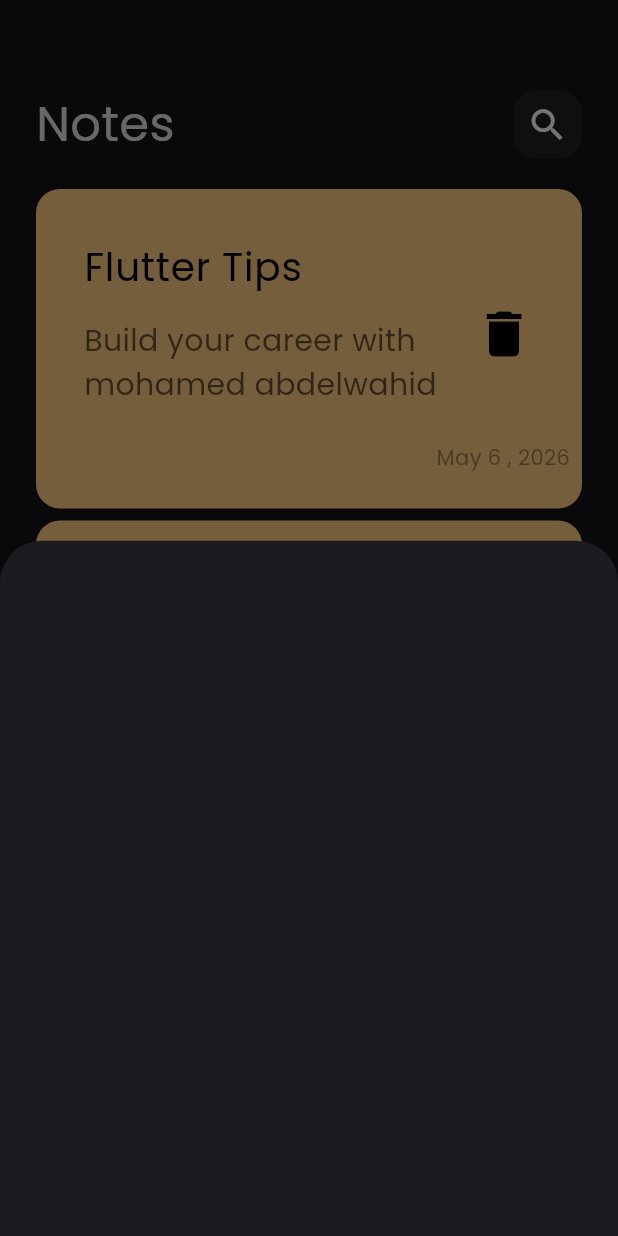
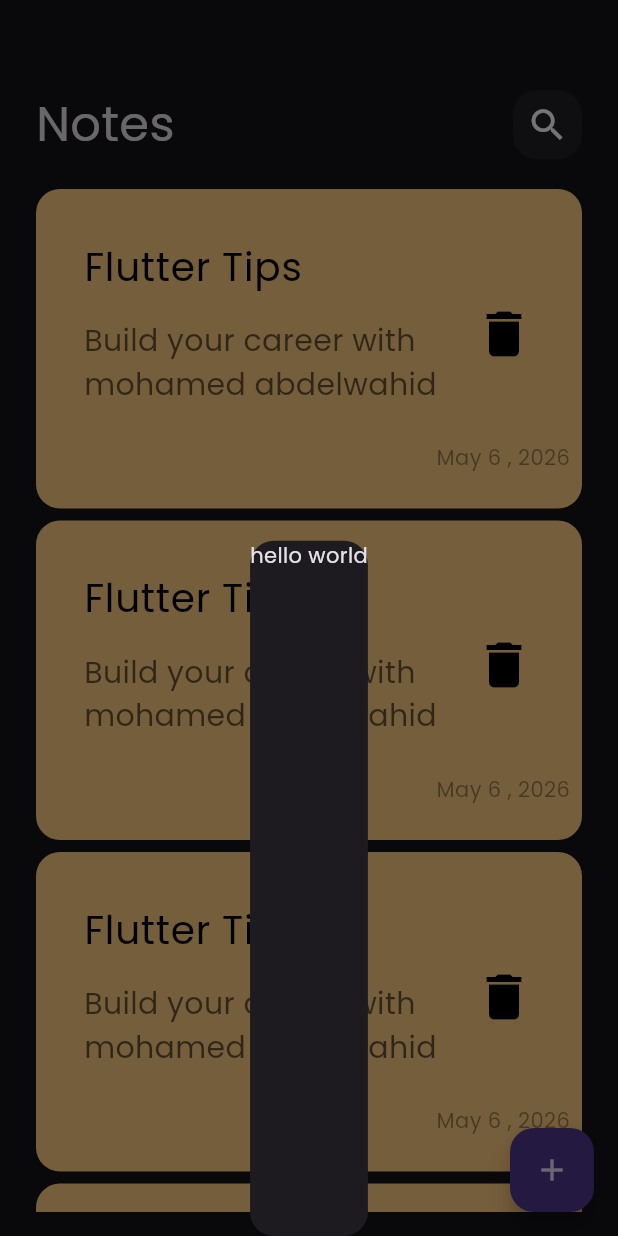
Before and after one commit to MohamedAbdelwahid/notes_app, a Flutter app: the screen it shows after launch, after a tap on the "add" icon, on a phone screen of 412 x 824 dp. Run offline on Flutter 3.47's test engine with Material 3 defaults, Android fonts, the phone set to English and light mode, and no system bars.

Commit message:
add border raidus to bottom sheet

```diff
--- a/lib/views/notes_view.dart
+++ b/lib/views/notes_view.dart
@@ -12,6 +12,9 @@
       floatingActionButton: FloatingActionButton(
         onPressed: () {
           showModalBottomSheet(
+            shape: RoundedRectangleBorder(
+              borderRadius: BorderRadius.circular(16),
+            ),
             context: context,
             builder: (builder) {
               return const AddNoteBottomsheet();
--- a/lib/views/widgets/add_note_bottom_sheet.dart
+++ b/lib/views/widgets/add_note_bottom_sheet.dart
@@ -6,6 +6,11 @@
 
   @override
   Widget build(BuildContext context) {
-    return Container();
+    return Container(
+      decoration: BoxDecoration(),
+      child: Column(
+        children: [Text('hello world')],
+      ),
+    );
   }
 }
```
